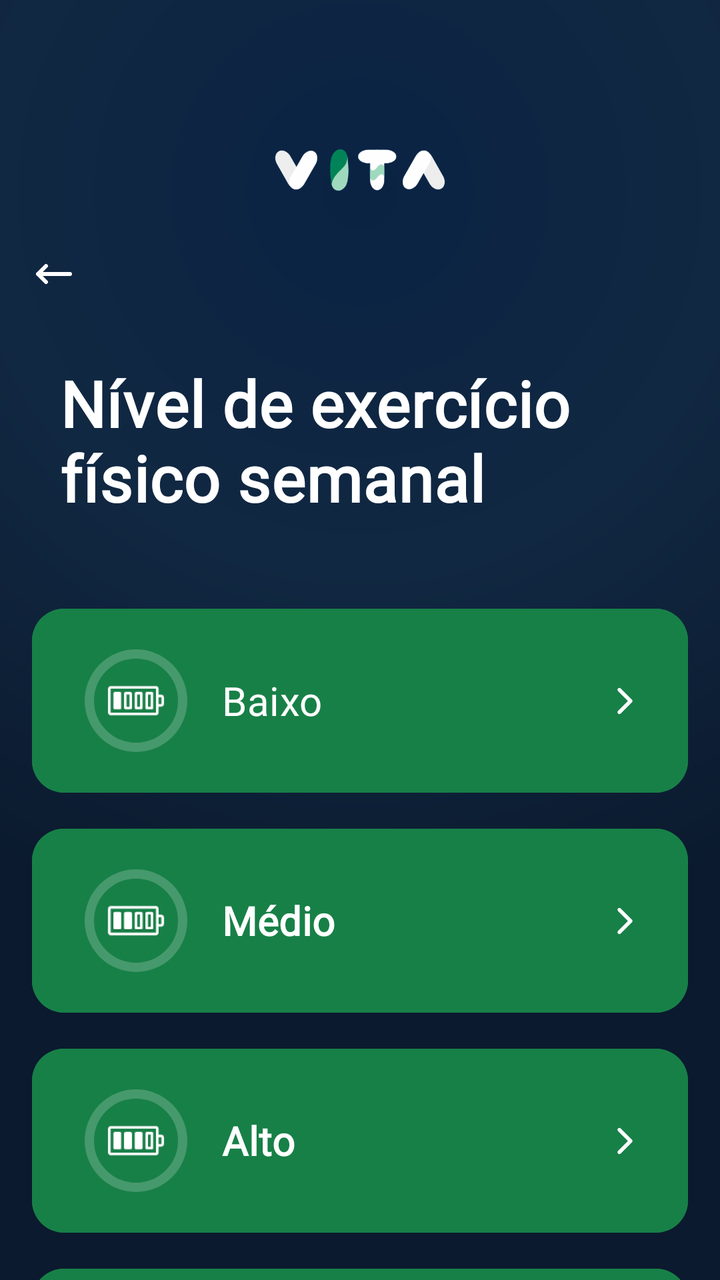
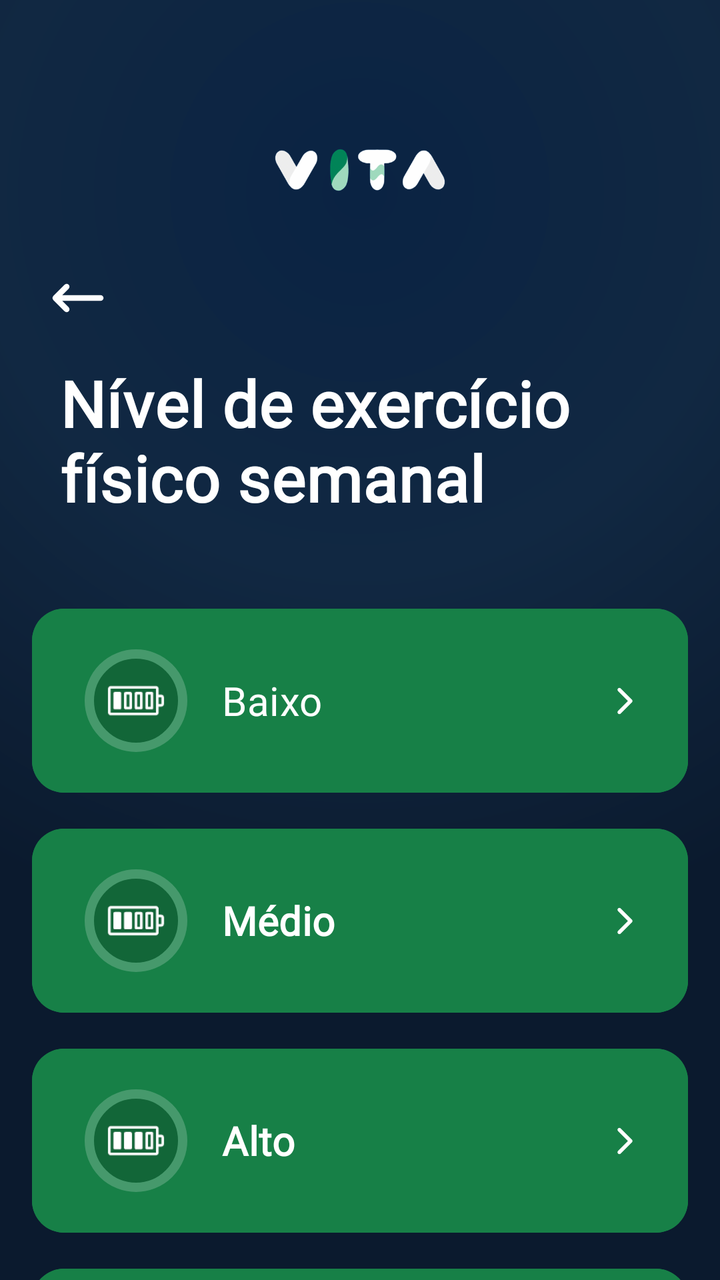

Before-and-after screenshots of an Android layout around one commit, followed by the original layout XML and the change that was made.
<!-- AndroidManifest.xml: application theme Theme.VITA -->
<!-- res/layout/fragment_workout.xml -->
<?xml version="1.0" encoding="utf-8"?>
<androidx.constraintlayout.widget.ConstraintLayout
    xmlns:android="http://schemas.android.com/apk/res/android"
    xmlns:app="http://schemas.android.com/apk/res-auto"
    xmlns:tools="http://schemas.android.com/tools"
    android:layout_width="match_parent"
    android:layout_height="match_parent"
    android:background="@drawable/gradientbg"
    tools:context=".WorkoutFragment">

    <ImageView
        android:id="@+id/icarrow"
        android:layout_width="24dp"
        android:layout_height="24dp"
        android:src="@drawable/arrow"
        android:scaleType="fitStart"
        android:clickable="true"
        app:layout_constraintTop_toTopOf="parent"
        app:layout_constraintStart_toStartOf="parent"
        android:layout_marginTop="125dp"
        android:layout_marginStart="15dp"/>

    <ImageView
        android:id="@+id/iclogo"
        android:layout_width="170dp"
        android:layout_height="170dp"
        android:src="@drawable/iclogo"
        app:layout_constraintTop_toTopOf="parent"
        app:layout_constraintStart_toStartOf="parent"
        app:layout_constraintEnd_toEndOf="parent"/>

    <TextView
        android:id="@+id/txtTitulo"
        android:layout_width="wrap_content"
        android:layout_height="wrap_content"
        android:text="Nível de exercício \nfísico semanal"
        android:fontFamily="@font/inter24_bold"
        android:textColor="@color/white"
        android:textSize="32dp"
        android:textStyle="bold"
        android:letterSpacing="0.01"
        app:layout_constraintTop_toTopOf="parent"
        app:layout_constraintStart_toStartOf="parent"
        android:layout_marginTop="180dp"
        android:layout_marginStart="30dp"/>

    <com.google.android.material.button.MaterialButton
        android:id="@+id/btnBaixo"
        android:layout_width="0dp"
        android:layout_height="100dp"
        android:layout_marginStart="16dp"
        android:layout_marginEnd="16dp"
        android:layout_marginTop="40dp"
        android:backgroundTint="@color/green1"
        app:cornerRadius="16dp"
        android:textColor="@color/white"
        android:fontFamily="@font/inter24_bold"
        android:paddingStart="95dp"
        android:text="Baixo"
        android:textSize="20sp"
        android:gravity="center_vertical|start"
        app:layout_constraintStart_toStartOf="parent"
        app:layout_constraintEnd_toEndOf="parent"
        app:layout_constraintTop_toBottomOf="@id/txtTitulo" />

    <ImageView
        android:id="@+id/circleBaixo"
        android:layout_width="56dp"
        android:layout_height="56dp"
        android:alpha="0.2"
        android:src="@drawable/circle"
        android:layout_marginStart="24dp"
        app:layout_constraintStart_toStartOf="@id/btnBaixo"
        app:layout_constraintTop_toTopOf="@id/btnBaixo"
        app:layout_constraintBottom_toBottomOf="@id/btnBaixo" />

    <ImageView
        android:id="@+id/iccharge1"
        android:layout_width="32dp"
        android:layout_height="32dp"
        android:src="@drawable/img_2"
        app:layout_constraintStart_toStartOf="@id/circleBaixo"
        app:layout_constraintEnd_toEndOf="@id/circleBaixo"
        app:layout_constraintTop_toTopOf="@id/circleBaixo"
        app:layout_constraintBottom_toBottomOf="@id/circleBaixo" />

    <ImageView
        android:id="@+id/arrowBaixo"
        android:layout_width="15dp"
        android:layout_height="15dp"
        android:src="@drawable/next"
        android:layout_marginEnd="24dp"
        app:layout_constraintEnd_toEndOf="@id/btnBaixo"
        app:layout_constraintTop_toTopOf="@id/btnBaixo"
        app:layout_constraintBottom_toBottomOf="@id/btnBaixo" />

    <com.google.android.material.button.MaterialButton
        android:id="@+id/btnMedio"
        android:layout_width="0dp"
        android:layout_height="100dp"
        android:layout_marginStart="16dp"
        android:layout_marginEnd="16dp"
        android:layout_marginTop="10dp"
        android:backgroundTint="@color/green1"
        app:cornerRadius="16dp"
        android:fontFamily="@font/inter24_bold"
        android:paddingStart="95dp"
        android:textColor="@color/white"
        android:text="Médio"
        android:textSize="20sp"
        android:textStyle="bold"
        android:gravity="center_vertical|start"
        app:layout_constraintStart_toStartOf="parent"
        app:layout_constraintEnd_toEndOf="parent"
        app:layout_constraintTop_toBottomOf="@id/btnBaixo" />

    <ImageView
        android:id="@+id/circleMedio"
        android:layout_width="56dp"
        android:layout_height="56dp"
        android:alpha="0.2"
        android:src="@drawable/circle"
        android:layout_marginStart="24dp"
        app:layout_constraintStart_toStartOf="@id/btnMedio"
        app:layout_constraintTop_toTopOf="@id/btnMedio"
        app:layout_constraintBottom_toBottomOf="@id/btnMedio" />

    <ImageView
        android:id="@+id/iccharge2"
        android:layout_width="32dp"
        android:layout_height="32dp"
        android:src="@drawable/img_3"
        app:layout_constraintStart_toStartOf="@id/circleMedio"
        app:layout_constraintEnd_toEndOf="@id/circleMedio"
        app:layout_constraintTop_toTopOf="@id/circleMedio"
        app:layout_constraintBottom_toBottomOf="@id/circleMedio" />

    <ImageView
        android:id="@+id/arrowMedio"
        android:layout_width="15dp"
        android:layout_height="15dp"
        android:src="@drawable/next"
        android:layout_marginEnd="24dp"
        app:layout_constraintEnd_toEndOf="@id/btnMedio"
        app:layout_constraintTop_toTopOf="@id/btnMedio"
        app:layout_constraintBottom_toBottomOf="@id/btnMedio" />

    <com.google.android.material.button.MaterialButton
        android:id="@+id/btnAlto"
        android:layout_width="0dp"
        android:layout_height="100dp"
        android:layout_marginStart="16dp"
        android:layout_marginEnd="16dp"
        android:layout_marginTop="10dp"
        android:backgroundTint="@color/green1"
        app:cornerRadius="16dp"
        android:textColor="@color/white"
        android:fontFamily="@font/inter24_bold"
        android:paddingStart="95dp"
        android:text="Alto"
        android:textSize="20sp"
        android:textStyle="bold"
        android:gravity="center_vertical|start"
        app:layout_constraintStart_toStartOf="parent"
        app:layout_constraintEnd_toEndOf="parent"
        app:layout_constraintTop_toBottomOf="@id/btnMedio" />

    <ImageView
        android:id="@+id/circleAlto"
        android:layout_width="56dp"
        android:layout_height="56dp"
        android:alpha="0.2"
        android:src="@drawable/circle"
        android:layout_marginStart="24dp"
        app:layout_constraintStart_toStartOf="@id/btnAlto"
        app:layout_constraintTop_toTopOf="@id/btnAlto"
        app:layout_constraintBottom_toBottomOf="@id/btnAlto" />

    <ImageView
        android:id="@+id/iccharge3"
        android:layout_width="32dp"
        android:layout_height="32dp"
        android:src="@drawable/img_4"
        app:layout_constraintStart_toStartOf="@id/circleAlto"
        app:layout_constraintEnd_toEndOf="@id/circleAlto"
        app:layout_constraintTop_toTopOf="@id/circleAlto"
        app:layout_constraintBottom_toBottomOf="@id/circleAlto" />

    <ImageView
        android:id="@+id/arrowAlto"
        android:layout_width="15dp"
        android:layout_height="15dp"
        android:src="@drawable/next"
        android:layout_marginEnd="24dp"
        app:layout_constraintEnd_toEndOf="@id/btnAlto"
        app:layout_constraintTop_toTopOf="@id/btnAlto"
        app:layout_constraintBottom_toBottomOf="@id/btnAlto" />

    <com.google.android.material.button.MaterialButton
        android:id="@+id/btnMuitoAlto"
        android:layout_width="0dp"
        android:layout_height="100dp"
        android:layout_marginStart="16dp"
        android:layout_marginEnd="16dp"
        android:textColor="@color/white"
        android:layout_marginTop="10dp"
        android:backgroundTint="@color/green1"
        app:cornerRadius="16dp"
        android:fontFamily="@font/inter24_bold"
        android:paddingStart="95dp"
        android:text="Muito alto"
        android:textSize="20sp"
        android:textStyle="bold"
        android:gravity="center_vertical|start"
        app:layout_constraintStart_toStartOf="parent"
        app:layout_constraintEnd_toEndOf="parent"
        app:layout_constraintTop_toBottomOf="@id/btnAlto" />

    <ImageView
        android:id="@+id/circleMuitoAlto"
        android:layout_width="56dp"
        android:layout_height="56dp"
        android:alpha="0.2"
        android:src="@drawable/circle"
        android:layout_marginStart="24dp"
        app:layout_constraintStart_toStartOf="@id/btnMuitoAlto"
        app:layout_constraintTop_toTopOf="@id/btnMuitoAlto"
        app:layout_constraintBottom_toBottomOf="@id/btnMuitoAlto" />

    <ImageView
        android:id="@+id/iccharge4"
        android:layout_width="32dp"
        android:layout_height="32dp"
        android:src="@drawable/img_5"
        app:layout_constraintStart_toStartOf="@id/circleMuitoAlto"
        app:layout_constraintEnd_toEndOf="@id/circleMuitoAlto"
        app:layout_constraintTop_toTopOf="@id/circleMuitoAlto"
        app:layout_constraintBottom_toBottomOf="@id/circleMuitoAlto" />

    <ImageView
        android:id="@+id/arrowMuitoAlto"
        android:layout_width="15dp"
        android:layout_height="15dp"
        android:src="@drawable/next"
        android:layout_marginEnd="24dp"
        app:layout_constraintEnd_toEndOf="@id/btnMuitoAlto"
        app:layout_constraintTop_toTopOf="@id/btnMuitoAlto"
        app:layout_constraintBottom_toBottomOf="@id/btnMuitoAlto" />

</androidx.constraintlayout.widget.ConstraintLayout>
<!-- resources referenced by this layout -->
<resources>
  <color name="green1">#178047</color>
  <color name="white">#FFFFFFFF</color>
  <!-- drawable arrow (drawable) -->
  <vector xmlns:android="http://schemas.android.com/apk/res/android" android:height="15dp" android:viewportHeight="24" android:viewportWidth="24" android:width="15dp">
        
      <path android:fillColor="#FFFFFF" android:pathData="M4,12H20M4,12L8,8M4,12L8,16" android:strokeColor="#FFFFFF" android:strokeLineCap="round" android:strokeLineJoin="round" android:strokeWidth="2"/>
      
  </vector>
  <!-- drawable circle (drawable) -->
  <vector xmlns:android="http://schemas.android.com/apk/res/android" android:height="24dp" android:viewportHeight="24" android:viewportWidth="24" android:width="24dp">
  
      <path android:fillColor="#00000000" android:pathData="M12,12m-10,0a10,10 0,1 1,20 0a10,10 0,1 1,-20 0" android:strokeColor="#ffff" android:strokeLineCap="round" android:strokeLineJoin="round" android:strokeWidth="2"/>
  
  </vector>
  <!-- drawable gradientbg (drawable) -->
  <?xml version="1.0" encoding="utf-8"?>
  <shape xmlns:android="http://schemas.android.com/apk/res/android"
      android:shape="rectangle">
      <gradient
          android:type="radial"
          android:gradientRadius="380dp"
          android:centerX="0.5"
          android:centerY="0.15"
          android:startColor="@color/blue1"
          android:centerColor="@color/blue4"
          android:endColor="@color/blue3" />
  </shape>
  <!-- drawable iclogo: png bitmap (drawable, 8076 bytes) -->
  <!-- drawable img_2: png bitmap (drawable, 1014 bytes) -->
  <!-- drawable img_3: png bitmap (drawable, 1033 bytes) -->
  <!-- drawable img_4: png bitmap (drawable, 919 bytes) -->
  <!-- drawable img_5: png bitmap (drawable, 867 bytes) -->
  <!-- drawable next (drawable) -->
  <vector xmlns:android="http://schemas.android.com/apk/res/android" android:height="24dp" android:viewportHeight="16" android:viewportWidth="16" android:width="24dp">
        
      <path android:fillColor="@color/white" android:pathData="m4,2c0,-0.266 0.105,-0.52 0.293,-0.707c0.391,-0.391 1.023,-0.391 1.414,0l6,6c0.188,0.188 0.293,0.441 0.293,0.707s-0.105,0.52 -0.293,0.707l-6,6c-0.391,0.391 -1.023,0.391 -1.414,0c-0.188,-0.188 -0.293,-0.441 -0.293,-0.707s0.105,-0.52 0.293,-0.707l5.293,-5.293l-5.293,-5.293c-0.188,-0.188 -0.293,-0.441 -0.293,-0.707zM4,2"/>
      
  </vector>
  <style name="Theme.VITA" parent="Base.Theme.VITA" />
  <color name="blue1">#0A2343</color>
  <color name="blue4">#112842</color>
  <color name="blue3">#0B1A2E</color>
  <style name="Base.Theme.VITA" parent="Theme.Material3.DayNight.NoActionBar">
          
          
      </style>
</resources>

<!-- the commit's change to res/layout/fragment_workout.xml (unified diff, before → after) -->
@@ -10,11 +10,13 @@
 
     <ImageView
         android:id="@+id/icarrow"
-        android:layout_width="24dp"
-        android:layout_height="24dp"
+        android:layout_width="48dp"
+        android:layout_height="48dp"
         android:src="@drawable/arrow"
         android:scaleType="fitStart"
         android:clickable="true"
+        android:padding="7dp"
+        android:contentDescription="@string/voltar"
         app:layout_constraintTop_toTopOf="parent"
         app:layout_constraintStart_toStartOf="parent"
         android:layout_marginTop="125dp"
@@ -33,7 +35,7 @@
         android:id="@+id/txtTitulo"
         android:layout_width="wrap_content"
         android:layout_height="wrap_content"
-        android:text="Nível de exercício \nfísico semanal"
+        android:text="@string/workout_level"
         android:fontFamily="@font/inter24_bold"
         android:textColor="@color/white"
         android:textSize="32dp"
@@ -56,7 +58,7 @@
         android:textColor="@color/white"
         android:fontFamily="@font/inter24_bold"
         android:paddingStart="95dp"
-        android:text="Baixo"
+        android:text="@string/low"
         android:textSize="20sp"
         android:gravity="center_vertical|start"
         app:layout_constraintStart_toStartOf="parent"
@@ -106,7 +108,7 @@
         android:fontFamily="@font/inter24_bold"
         android:paddingStart="95dp"
         android:textColor="@color/white"
-        android:text="Médio"
+        android:text="@string/medium"
         android:textSize="20sp"
         android:textStyle="bold"
         android:gravity="center_vertical|start"
@@ -157,7 +159,7 @@
         android:textColor="@color/white"
         android:fontFamily="@font/inter24_bold"
         android:paddingStart="95dp"
-        android:text="Alto"
+        android:text="@string/high"
         android:textSize="20sp"
         android:textStyle="bold"
         android:gravity="center_vertical|start"
@@ -208,7 +210,7 @@
         app:cornerRadius="16dp"
         android:fontFamily="@font/inter24_bold"
         android:paddingStart="95dp"
-        android:text="Muito alto"
+        android:text="@string/high2"
         android:textSize="20sp"
         android:textStyle="bold"
         android:gravity="center_vertical|start"
<!-- resource entries referenced after the edit -->
@@ -5,13 +5,13 @@
   <!-- drawable arrow (drawable) -->
   <vector xmlns:android="http://schemas.android.com/apk/res/android" android:height="15dp" android:viewportHeight="24" android:viewportWidth="24" android:width="15dp">
         
-      <path android:fillColor="#FFFFFF" android:pathData="M4,12H20M4,12L8,8M4,12L8,16" android:strokeColor="#FFFFFF" android:strokeLineCap="round" android:strokeLineJoin="round" android:strokeWidth="2"/>
+      <path android:fillColor="@color/white" android:pathData="M4,12H20M4,12L8,8M4,12L8,16" android:strokeColor="@color/white" android:strokeLineCap="round" android:strokeLineJoin="round" android:strokeWidth="2"/>
       
   </vector>
   <!-- drawable circle (drawable) -->
   <vector xmlns:android="http://schemas.android.com/apk/res/android" android:height="24dp" android:viewportHeight="24" android:viewportWidth="24" android:width="24dp">
   
-      <path android:fillColor="#00000000" android:pathData="M12,12m-10,0a10,10 0,1 1,20 0a10,10 0,1 1,-20 0" android:strokeColor="#ffff" android:strokeLineCap="round" android:strokeLineJoin="round" android:strokeWidth="2"/>
+      <path android:fillColor="@color/black" android:pathData="M12,12m-10,0a10,10 0,1 1,20 0a10,10 0,1 1,-20 0" android:strokeColor="@color/white" android:strokeLineCap="round" android:strokeLineJoin="round" android:strokeWidth="2"/>
   
   </vector>
   <!-- drawable gradientbg (drawable) -->
@@ -38,7 +38,14 @@
       <path android:fillColor="@color/white" android:pathData="m4,2c0,-0.266 0.105,-0.52 0.293,-0.707c0.391,-0.391 1.023,-0.391 1.414,0l6,6c0.188,0.188 0.293,0.441 0.293,0.707s-0.105,0.52 -0.293,0.707l-6,6c-0.391,0.391 -1.023,0.391 -1.414,0c-0.188,-0.188 -0.293,-0.441 -0.293,-0.707s0.105,-0.52 0.293,-0.707l5.293,-5.293l-5.293,-5.293c-0.188,-0.188 -0.293,-0.441 -0.293,-0.707zM4,2"/>
       
   </vector>
+  <string name="high">Alto</string>
+  <string name="high2">Muito alto</string>
+  <string name="low">Baixo</string>
+  <string name="medium">Médio</string>
+  <string name="voltar">Voltar</string>
+  <string name="workout_level">Nível de exercício \nfísico semanal</string>
   <style name="Theme.VITA" parent="Base.Theme.VITA" />
+  <color name="black">#FF000000</color>
   <color name="blue1">#0A2343</color>
   <color name="blue4">#112842</color>
   <color name="blue3">#0B1A2E</color>
